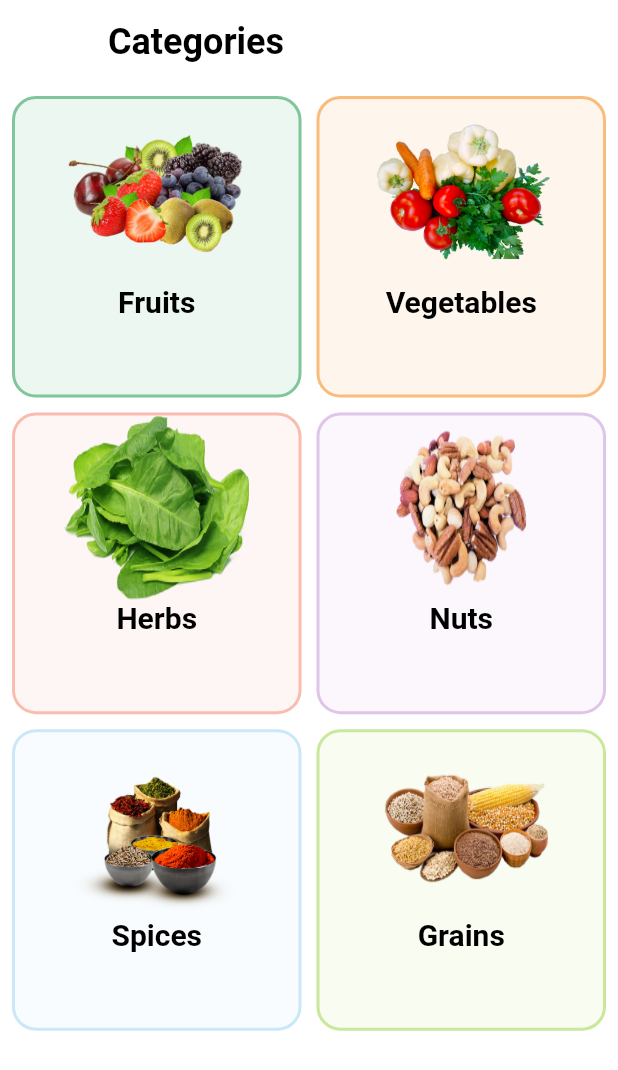
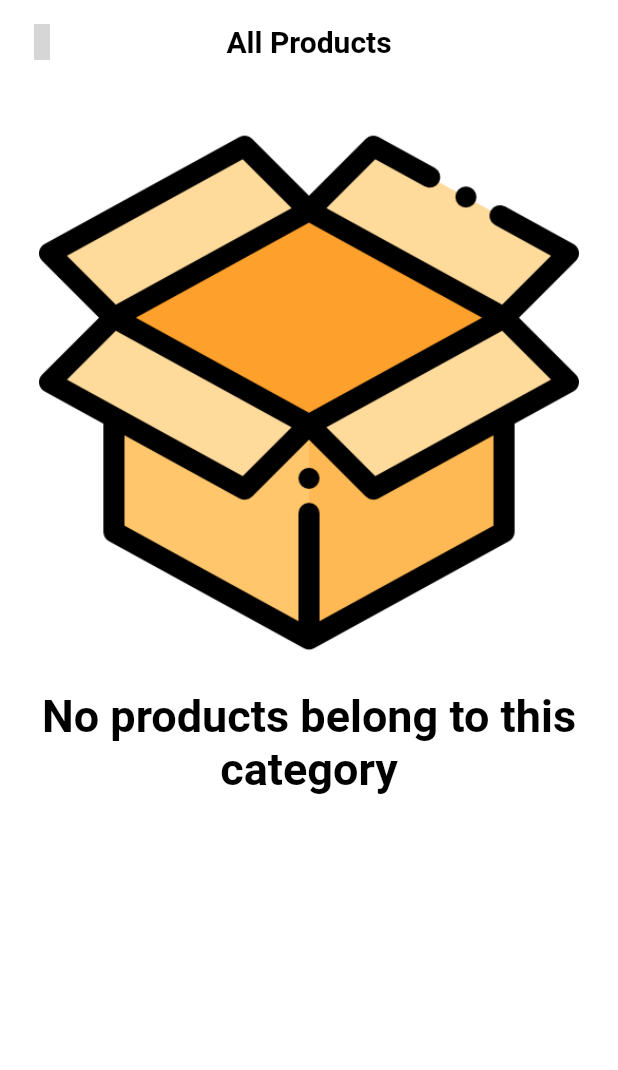
Before and after one commit to Ridhorezi/Desayur, a Flutter app: the CategoriesScreen screen opened directly, after a tap on "Spices", on a phone screen of 412 x 824 dp. Shown: the top 1070 px of the screen. Run offline on Flutter 3.47's test engine with Material 2 defaults, Android fonts, the phone set to English and light mode, and no system bars; our stand-ins replace badges, card_swiper, fancy_shimmer_image, flutter_iconly, shared_preferences; accounts and stored records are empty; statements that could not run were skipped; grey boxes are pictures that could not be loaded.

Commit message:
Show different products depending on their category

```diff
--- /dev/null
+++ b/lib/inner_screens/category_screen.dart
@@ -0,0 +1,130 @@
+import 'package:desayur/models/products_model.dart';
+import 'package:desayur/providers/products_providers.dart';
+import 'package:desayur/services/utils.dart';
+import 'package:desayur/widgets/back_widget.dart';
+import 'package:desayur/widgets/empty_products_widget.dart';
+import 'package:desayur/widgets/feed_items.dart';
+import 'package:desayur/widgets/text_widget.dart';
+import 'package:flutter/material.dart';
+import 'package:provider/provider.dart';
+
+class CategoryScreen extends StatefulWidget {
+  static const routeName = "/CategoryScreenState";
+  const CategoryScreen({super.key});
+
+  @override
+  State<CategoryScreen> createState() => _CategoryScreenState();
+}
+
+class _CategoryScreenState extends State<CategoryScreen> {
+  // ignore: unnecessary_nullable_for_final_variable_declarations
+  final TextEditingController? _searchTextController = TextEditingController();
+
+  final FocusNode _searchTextFocusNode = FocusNode();
+
+  @override
+  void dispose() {
+    _searchTextController!.dispose();
+    _searchTextFocusNode.dispose();
+    super.dispose();
+  }
+
+  @override
+  Widget build(BuildContext context) {
+    final productsProviders = Provider.of<ProductsProvider>(context);
+
+    final catName = ModalRoute.of(context)!.settings.arguments as String;
+
+    List<ProductModel> productByCategory =
+        productsProviders.findProductByCategory(catName);
+
+    final Utils utils = Utils(context);
+    // ignore: unused_local_variable
+    final themeState = utils.getTheme;
+    // ignore: unused_local_variable
+    final Color color = Utils(context).color;
+    // ignore: unused_local_variable
+    Size size = utils.getScreenSize;
+
+    return Scaffold(
+      appBar: AppBar(
+        leading: const BackWidget(),
+        elevation: 0,
+        backgroundColor: Theme.of(context).scaffoldBackgroundColor,
+        centerTitle: true,
+        title: TextWidget(
+          text: 'All Products',
+          color: color,
+          textsize: 20.0,
+          isTitle: true,
+        ),
+      ),
+      body: productByCategory.isEmpty
+          ? const EmptyProductWidget(
+              text: 'No products belong to this category',
+            )
+          : SingleChildScrollView(
+              child: Column(
+                children: [
+                  Padding(
+                    padding: const EdgeInsets.all(8.0),
+                    child: SizedBox(
+                      height: kBottomNavigationBarHeight,
+                      child: TextField(
+                        focusNode: _searchTextFocusNode,
+                        controller: _searchTextController,
+                        onChanged: (value) {
+                          setState(() {});
+                        },
+                        decoration: InputDecoration(
+                          focusedBorder: OutlineInputBorder(
+                            borderRadius: BorderRadius.circular(12),
+                            borderSide: const BorderSide(
+                                color: Colors.greenAccent, width: 1),
+                          ),
+                          enabledBorder: OutlineInputBorder(
+                            borderRadius: BorderRadius.circular(12),
+                            borderSide: const BorderSide(
+                                color: Colors.greenAccent, width: 1),
+                          ),
+                          hintText: "What's in your mind",
+                          prefixIcon: const Icon(Icons.search),
+                          suffix: IconButton(
+                            onPressed: () {
+                              _searchTextController!.clear();
+                              _searchTextFocusNode.unfocus();
+                            },
+                            icon: Icon(
+                              Icons.close,
+                              color: _searchTextFocusNode.hasFocus
+                                  ? Colors.red
+                                  : color,
+                            ),
+                          ),
+                        ),
+                      ),
+                    ),
+                  ),
+                  GridView.count(
+                    shrinkWrap: true,
+                    physics: const NeverScrollableScrollPhysics(),
+                    crossAxisCount: 2,
+                    padding: EdgeInsets.zero,
+                    // crossAxisSpacing: 10,
+                    childAspectRatio: size.width / (size.height * 0.59),
+                    children: List.generate(
+                      productByCategory.length,
+                      (index) {
+                        return ChangeNotifierProvider.value(
+                          value: productByCategory[index],
+                          child: const FeedsWidget(),
+                        );
+                      },
+                    ),
+                  ),
+                ],
+              ),
+            ),
+    );
+  }
+}
--- a/lib/inner_screens/on_sale_screen.dart
+++ b/lib/inner_screens/on_sale_screen.dart
@@ -2,6 +2,7 @@ import 'package:desayur/models/products_model.dart';
 import 'package:desayur/providers/products_providers.dart';
 import 'package:desayur/services/utils.dart';
 import 'package:desayur/widgets/back_widget.dart';
+import 'package:desayur/widgets/empty_products_widget.dart';
 import 'package:desayur/widgets/on_sale_widget.dart';
 import 'package:desayur/widgets/text_widget.dart';
 import 'package:flutter/material.dart';
@@ -38,32 +39,9 @@ class OnSaleScreen extends StatelessWidget {
         ),
       ),
       body: productOnSale.isEmpty
-          // ignore: dead_code
-          ? Center(
-              child: Padding(
-                padding: const EdgeInsets.all(8.0),
-                child: Column(
-                  children: [
-                    Padding(
-                      padding: const EdgeInsets.all(18.0),
-                      child: Image.asset(
-                        'assets/images/box.png',
-                      ),
-                    ),
-                    Text(
-                      'No products on sale yet!,\nStay tuned',
-                      textAlign: TextAlign.center,
-                      style: TextStyle(
-                        color: color,
-                        fontSize: 30,
-                        fontWeight: FontWeight.w700,
-                      ),
-                    ),
-                  ],
-                ),
-              ),
+          ? const EmptyProductWidget(
+              text: 'No products on sale yet!,\nStay tuned',
             )
-          // ignore: dead_code
           : GridView.count(
               crossAxisCount: 2,
               padding: EdgeInsets.zero,
--- a/lib/main.dart
+++ b/lib/main.dart
@@ -1,3 +1,4 @@
+import 'package:desayur/inner_screens/category_screen.dart';
 import 'package:desayur/inner_screens/feeds_screen.dart';
 import 'package:desayur/inner_screens/on_sale_screen.dart';
 import 'package:desayur/inner_screens/product_details.dart';
@@ -73,6 +74,7 @@ class _MyAppState extends State<MyApp> {
               OrdersScreen.routeName: (ctx) => const OrdersScreen(),
               ViewedRecentlyScreen.routeName: (ctx) =>
                   const ViewedRecentlyScreen(),
+              CategoryScreen.routeName: (ctx) => const CategoryScreen(),
             },
           );
         },
--- a/lib/providers/products_providers.dart
+++ b/lib/providers/products_providers.dart
@@ -12,6 +12,16 @@ class ProductsProvider with ChangeNotifier {
 
   ProductModel findProductById(String productId) {
     return _productsList.firstWhere((element) => element.id == productId);
+  }
+
+  List<ProductModel> findProductByCategory(String categoryName) {
+    // ignore: no_leading_underscores_for_local_identifiers
+    List<ProductModel> _categoryList = _productsList
+        .where((element) => element.productCategoryName
+            .toLowerCase()
+            .contains(categoryName.toLowerCase()))
+        .toList();
+    return _categoryList;
   }
 
   static final List<ProductModel> _productsList = [
@@ -109,7 +119,7 @@ class ProductsProvider with ChangeNotifier {
       id: 'Chinese-cabbage-wombok',
       title: 'Chinese-cabbage-wombok',
       imageUrl: 'https://i.ibb.co/7yzjHVy/Chinese-cabbage-wombok.png',
-      productCategoryName: 'Spices',
+      productCategoryName: 'Vegetables',
       price: 0.99,
       salePrice: 0.15,
       isOnSale: true,
--- a/lib/widgets/categories_widget.dart
+++ b/lib/widgets/categories_widget.dart
@@ -1,3 +1,4 @@
+import 'package:desayur/inner_screens/category_screen.dart';
 import 'package:desayur/provider/dark_theme_provider.dart';
 import 'package:desayur/widgets/text_widget.dart';
 import 'package:flutter/material.dart';
@@ -23,8 +24,8 @@ class CategoriesWidget extends StatelessWidget {
 
     return InkWell(
       onTap: () {
-        // ignore: avoid_print
-        print('Category pressed');
+        Navigator.pushNamed(context, CategoryScreen.routeName,
+            arguments: catText);
       },
       child: Container(
         // height: _screenWidth * 0.6,
--- /dev/null
+++ b/lib/widgets/empty_products_widget.dart
@@ -0,0 +1,41 @@
+import 'package:desayur/provider/dark_theme_provider.dart';
+import 'package:flutter/material.dart';
+import 'package:provider/provider.dart';
+
+class EmptyProductWidget extends StatelessWidget {
+  final String text;
+
+  const EmptyProductWidget({super.key, required this.text});
+
+  @override
+  Widget build(BuildContext context) {
+    final themeState = Provider.of<DarkThemeProvider>(context);
+
+    final Color color = themeState.getDarkTheme ? Colors.white : Colors.black;
+
+    return Center(
+      child: Padding(
+        padding: const EdgeInsets.all(8.0),
+        child: Column(
+          children: [
+            Padding(
+              padding: const EdgeInsets.all(18.0),
+              child: Image.asset(
+                'assets/images/box.png',
+              ),
+            ),
+            Text(
+              text,
+              textAlign: TextAlign.center,
+              style: TextStyle(
+                color: color,
+                fontSize: 30,
+                fontWeight: FontWeight.w700,
+              ),
+            ),
+          ],
+        ),
+      ),
+    );
+  }
+}
```
